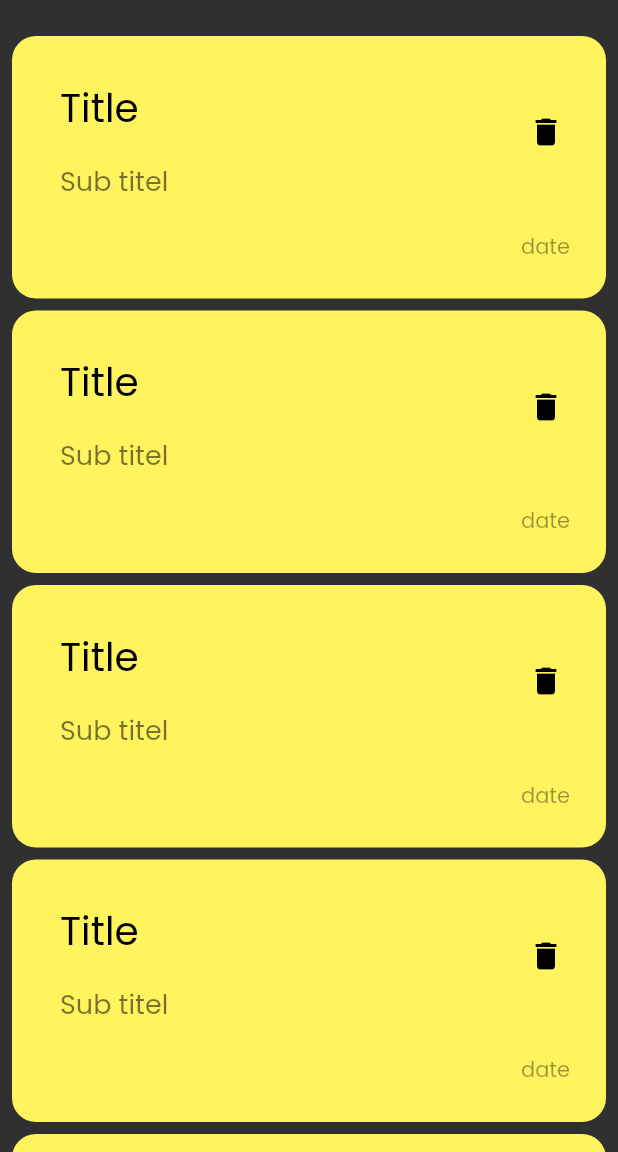
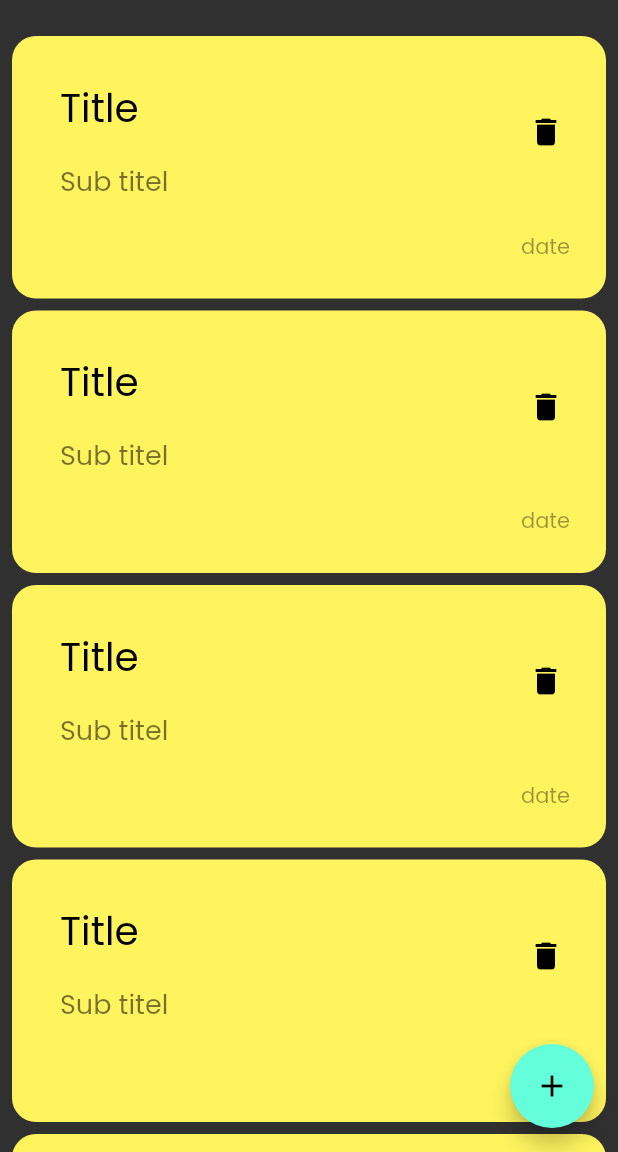
Before and after one commit to shark0a/Note_App, a Flutter app: the screen it shows after launch, on a phone screen of 412 x 824 dp, the part 84-1236 px from its top. Run offline on Flutter 3.47's test engine with Material 2 defaults, Android fonts, the phone set to English and light mode, and no system bars.

Commit message:
add floating action Button

```diff
--- a/lib/views/notes_view.dart
+++ b/lib/views/notes_view.dart
@@ -12,6 +12,10 @@ class NoteView extends StatelessWidget {
         actions: [IconButton(onPressed: () {}, icon: const Icon(Icons.search))],
         title: const Text("Notes"),
       ),
+      floatingActionButton: FloatingActionButton(
+        onPressed: () {},
+        child: const Icon(Icons.add),
+      ),
       body: const Column(
         children: [
           SizedBox(
--- a/lib/widgets/note_listview.dart
+++ b/lib/widgets/note_listview.dart
@@ -1,5 +1,5 @@
 import 'package:flutter/material.dart';
-import 'package:note_app/widgets/custom_note.dart';
+import 'package:note_app/widgets/create_note.dart';
 
 class NoteListView extends StatelessWidget {
   const NoteListView({super.key});
```
Also changed, not shown: lib/widgets/create_note.dart (renamed from lib/widgets/custom_note.dart).
